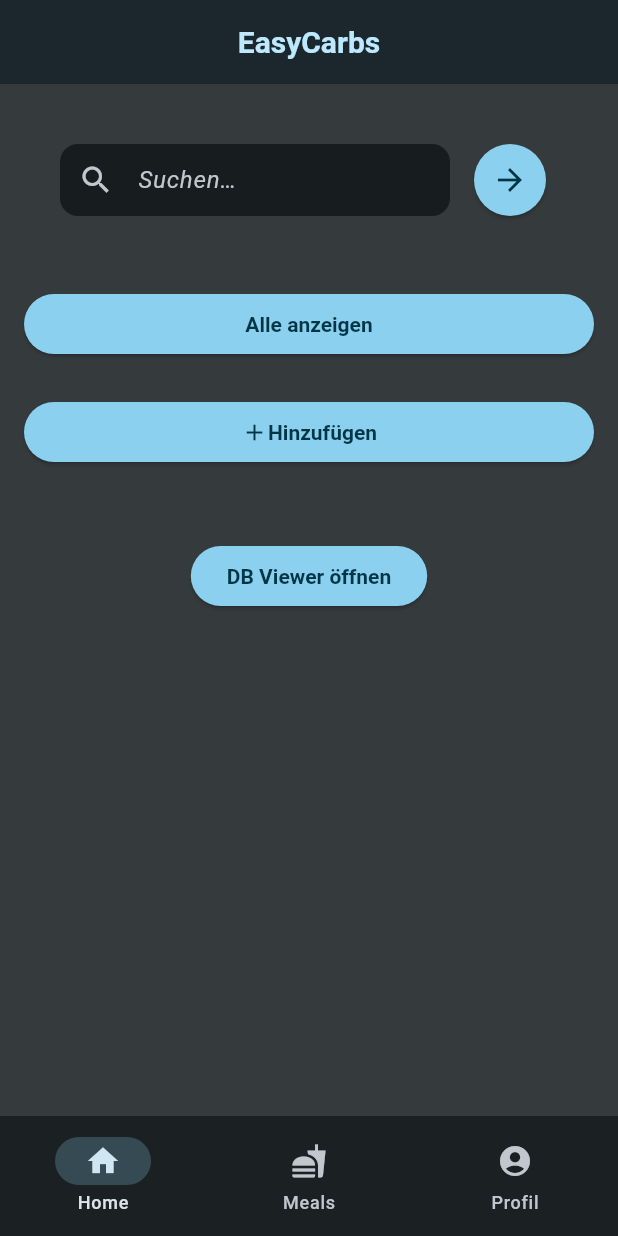
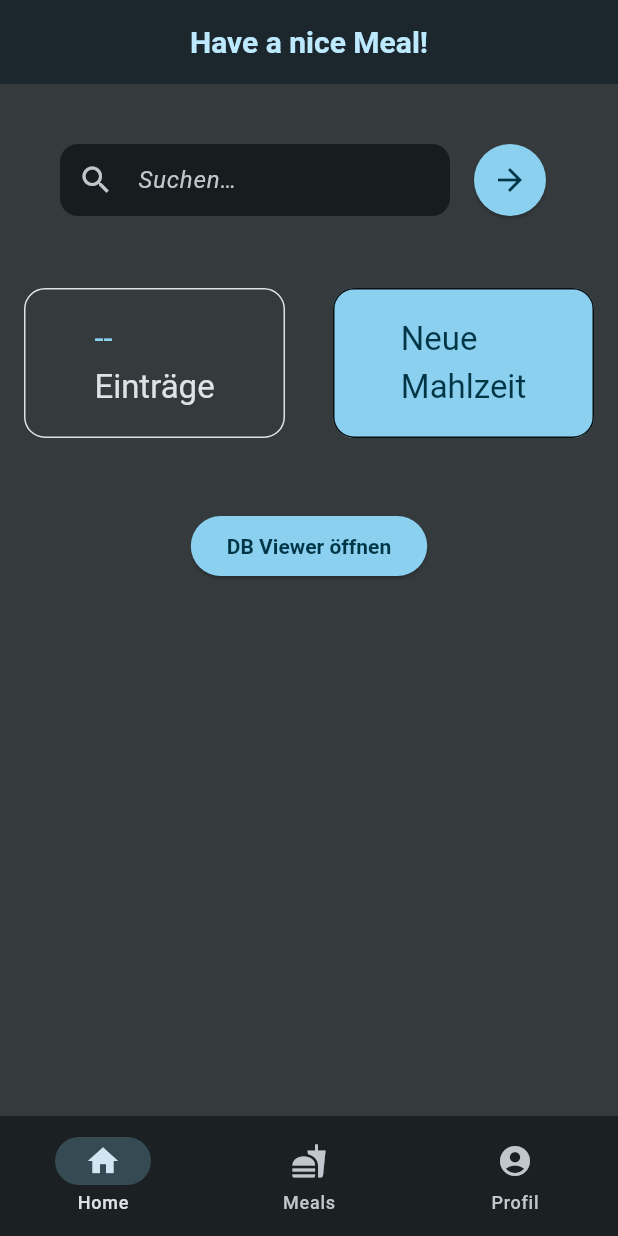
Before and after one commit to HoffmannEduard/easy_carbs, a Flutter app: the screen it shows after launch, on a phone screen of 412 x 824 dp. Run offline on Flutter 3.47's test engine with Material 3 defaults, Android fonts, the light colour scheme and no system bars; our stand-ins replace drift, flutter_riverpod, image_picker; missing offline and left inert: drift_db_viewer; accounts and stored records are empty; generated files the repository leaves out were written again.

Commit message:
Redesigned HomeScreen

```diff
--- a/lib/presentation/screens/home/add_meal_button.dart
+++ b/lib/presentation/screens/home/add_meal_button.dart
@@ -7,7 +7,13 @@ class AddMealButton extends ConsumerWidget {
 
   @override
   Widget build(BuildContext context, WidgetRef ref) {
-    return ElevatedButton(
+    final cs = Theme.of(context).colorScheme;
+    final ts = Theme.of(context).textTheme;
+
+    return Expanded(
+      child: SizedBox(
+        height: 100,
+        child: FilledButton(
           onPressed: () {
             Navigator.push(
               context,
@@ -16,14 +22,36 @@ class AddMealButton extends ConsumerWidget {
               ),
             );
           },
-      child: Row(
+          style: FilledButton.styleFrom(
+            side: BorderSide(
+              color: cs.surfaceContainerLowest
+            ),
+            backgroundColor: cs.primary,
+            foregroundColor: cs.onPrimary,
+            padding: const EdgeInsets.symmetric(vertical: 8),
+            shape: RoundedRectangleBorder(
+              borderRadius: BorderRadius.circular(14),
+            ),
+          ),
+          child: Column(
             mainAxisAlignment: MainAxisAlignment.center,
-        children: const [
-          Icon(Icons.add,),
+            crossAxisAlignment: CrossAxisAlignment.start,
+            children: [
               Text(
-            'Hinzufügen'
+                'Neue',
+                style: ts.titleLarge?.copyWith(
+                  color: cs.onPrimary),
+                ),
+              SizedBox(height: 4),
+              Text(
+                'Mahlzeit',
+                style: ts.titleLarge?.copyWith(
+                  color: cs.onPrimary,
+                ),
               ),
             ],
+          ),
+        ),
       ),
     );
   }
--- a/lib/presentation/screens/home/home_screen.dart
+++ b/lib/presentation/screens/home/home_screen.dart
@@ -11,7 +11,7 @@ class HomeScreen extends StatelessWidget {
   @override
   Widget build(BuildContext context) {
     return Scaffold(
-      appBar: AppBar(title: Center(child: Text("EasyCarbs"))),
+      appBar: AppBar(title: Center(child: Text("Have a nice Meal!"))),
       body: SingleChildScrollView(
         child: Padding(
           padding: const EdgeInsets.all(16),
@@ -19,9 +19,14 @@ class HomeScreen extends StatelessWidget {
             children: [
               SearchMealCard(),
               SizedBox(height: AppSpacing.spacingLg),
-              ShowAllMealsButton(),
-              SizedBox(height: AppSpacing.spacingLg),
-              AddMealButton(),
+              Row(
+                mainAxisAlignment: MainAxisAlignment.spaceAround,
+                children: [
+                  ShowAllMealsButton(),
+                  SizedBox(width: AppSpacing.spacingXl),
+                  AddMealButton(),
+                ],
+              ),
               //Database nur für Testzwecke
               SizedBox(height: AppSpacing.spacingLg),
               SizedBox(height: AppSpacing.spacingLg),
--- a/lib/presentation/screens/home/show_all_meals_button.dart
+++ b/lib/presentation/screens/home/show_all_meals_button.dart
@@ -1,24 +1,63 @@
 import 'package:easy_carbs/presentation/screens/meal_list/meal_list_screen.dart';
+import 'package:easy_carbs/presentation/state/meals/meal_provider.dart';
 import 'package:flutter/material.dart';
 import 'package:flutter_riverpod/flutter_riverpod.dart';
 
 class ShowAllMealsButton extends ConsumerWidget {
-  const ShowAllMealsButton({
-    super.key,
-  });
+  const ShowAllMealsButton({super.key});
 
   @override
   Widget build(BuildContext context, WidgetRef ref) {
-    return ElevatedButton(
-              onPressed: () {
-                Navigator.push(context,
-                MaterialPageRoute(builder: (context) => const MealListscreen()));
-              },
-              child: Center(
-                child: Text(
-                  "Alle anzeigen",
+    final ts = Theme.of(context).textTheme;
+    final cs = Theme.of(context).colorScheme;
+    final mealCountProvider = ref.watch(mealCountAsyncProvider);
+    final mealCount = mealCountProvider.when(
+      data: (count) => '$count',
+      loading: () => '-',
+      error: (_, __) => "--"
+      );
+
+    return Expanded(
+      child: SizedBox(
+        height: 100,
+        child: OutlinedButton(
+          onPressed: () {
+            Navigator.push(
+              context,
+              MaterialPageRoute(
+                builder: (_) => MealListscreen(),
+              ),
+            );
+          },
+          style: OutlinedButton.styleFrom(
+            side: BorderSide(
+              color: cs.onSurface
+            ),
+            padding: const EdgeInsets.symmetric(vertical: 8),
+            shape: RoundedRectangleBorder(
+              borderRadius: BorderRadius.circular(14),
+            ),
+          ),
+          child: Column(
+            mainAxisAlignment: MainAxisAlignment.center,
+            crossAxisAlignment: CrossAxisAlignment.start,
+            children: [
+              Text(
+                mealCount,
+                style: ts.titleLarge?.copyWith(
+                  color: cs.primary),
+                ),
+              SizedBox(height: 4),
+              Text(
+                'Einträge',
+                style: ts.titleLarge?.copyWith(
+                  color: cs.onSurface,
                 ),
               ),
-            );
+            ],
+          ),
+        ),
+      ),
+    );
   }
 }
--- a/lib/presentation/screens/meal_detail/meal_detail_screen.dart
+++ b/lib/presentation/screens/meal_detail/meal_detail_screen.dart
@@ -96,6 +96,7 @@ class _MealDetailScreenState extends ConsumerState<MealDetailScreen> {
 
 // Image
                   HandleMealDetailImage(meal: meal, mealId: widget.mealId),
+                  const SizedBox(height: AppSpacing.spacingMd),
 
 // NameSection
                   NameSection(
@@ -253,7 +254,7 @@ class _MealDetailScreenState extends ConsumerState<MealDetailScreen> {
                     },
                   ),
 
-                  const SizedBox(height: AppSpacing.spacingMd),
+                  const SizedBox(height: AppSpacing.spacingXl),
 
 // Delete Meal
                 DeleteMealButton(
--- a/lib/presentation/screens/user_settings/user_settings_screen.dart
+++ b/lib/presentation/screens/user_settings/user_settings_screen.dart
@@ -42,14 +42,6 @@ class _UserSettingsScreenState extends ConsumerState<UserSettingsScreen> {
 
               return ListView(
                 children: [
-// Choose CarbUnit Section
-                  CarbUnitToggle(
-                    selected: settings.carbUnit,
-                    onSelected: (unit) =>
-                        ref.read(userSettingsNotifierProvider.notifier).setCarbUnit(unit),
-                  ),
-                  const SizedBox(height: AppSpacing.spacingLg),
-
 //Insulin Faktor + Zeit Tabelle
                   InsulinFactorsTable(
                     insulinFactors: settings.insulinFactors,
@@ -81,6 +73,15 @@ class _UserSettingsScreenState extends ConsumerState<UserSettingsScreen> {
                       FocusScope.of(context).unfocus();
                     },
                   ),
+
+// Choose CarbUnit Section
+                  CarbUnitToggle(
+                    selected: settings.carbUnit,
+                    onSelected: (unit) =>
+                        ref.read(userSettingsNotifierProvider.notifier).setCarbUnit(unit),
+                  ),
+                  const SizedBox(height: AppSpacing.spacingLg),
+
                 ],
               );
             },
--- a/lib/presentation/state/meals/meal_provider.dart
+++ b/lib/presentation/state/meals/meal_provider.dart
@@ -44,6 +44,13 @@ final mealByIdProvider =
   );
 });
 
+//Anzahl der Meals
+final mealCountAsyncProvider = Provider<AsyncValue<int>>((ref) {
+  final mealsAsync = ref.watch(mealListNotifierProvider);
+  return mealsAsync.whenData((meals) => meals.length);
+});
+
+
 
 // MealCommandsProvider updated Meals über Repo,
 // Änderungen über Stream zurückgegeben
```
Lines whose indentation alone changed are shown as unchanged.
